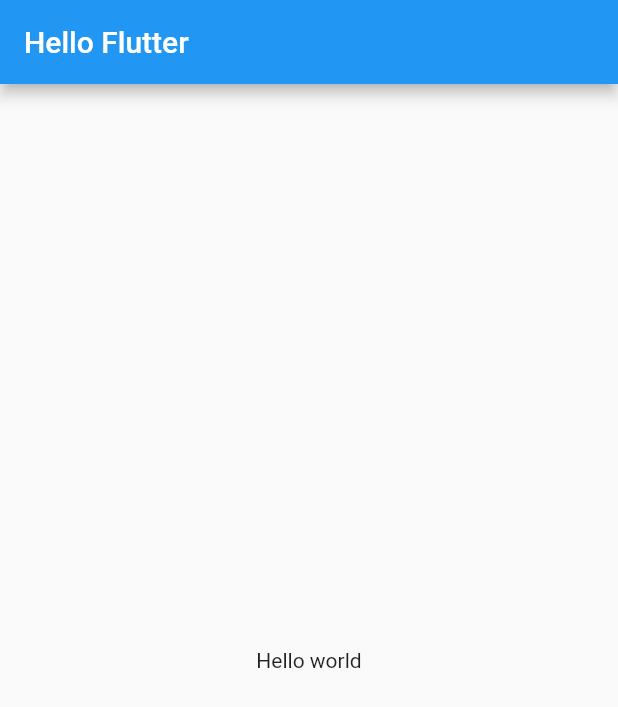
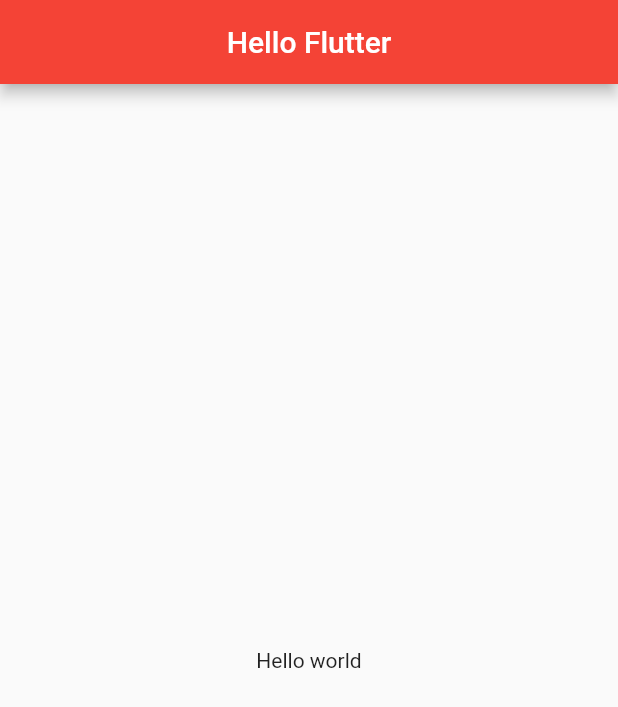
Before and after one commit to jwhwang0911/Flutter_Study, a Flutter app: the screen it shows after launch, on a phone screen of 412 x 824 dp. Shown: the top 707 px of the screen. Run offline on Flutter 3.47's test engine with Material 2 defaults, Android fonts, the phone set to English and light mode, and no system bars.

Commit message:
Study : Flutter Hello world Fin.

```diff
--- a/toonflix/lib/main.dart
+++ b/toonflix/lib/main.dart
@@ -16,7 +16,10 @@ class App extends StatelessWidget {
     return MaterialApp(
       home: Scaffold(
         appBar: AppBar(
-          title: Text('Hello Flutter'),
+          title: Center(
+            child: Text('Hello Flutter'),
+          ),
+          backgroundColor: Colors.red,
         ),
         body: Center(child: Text('Hello world')),
       ),
```
